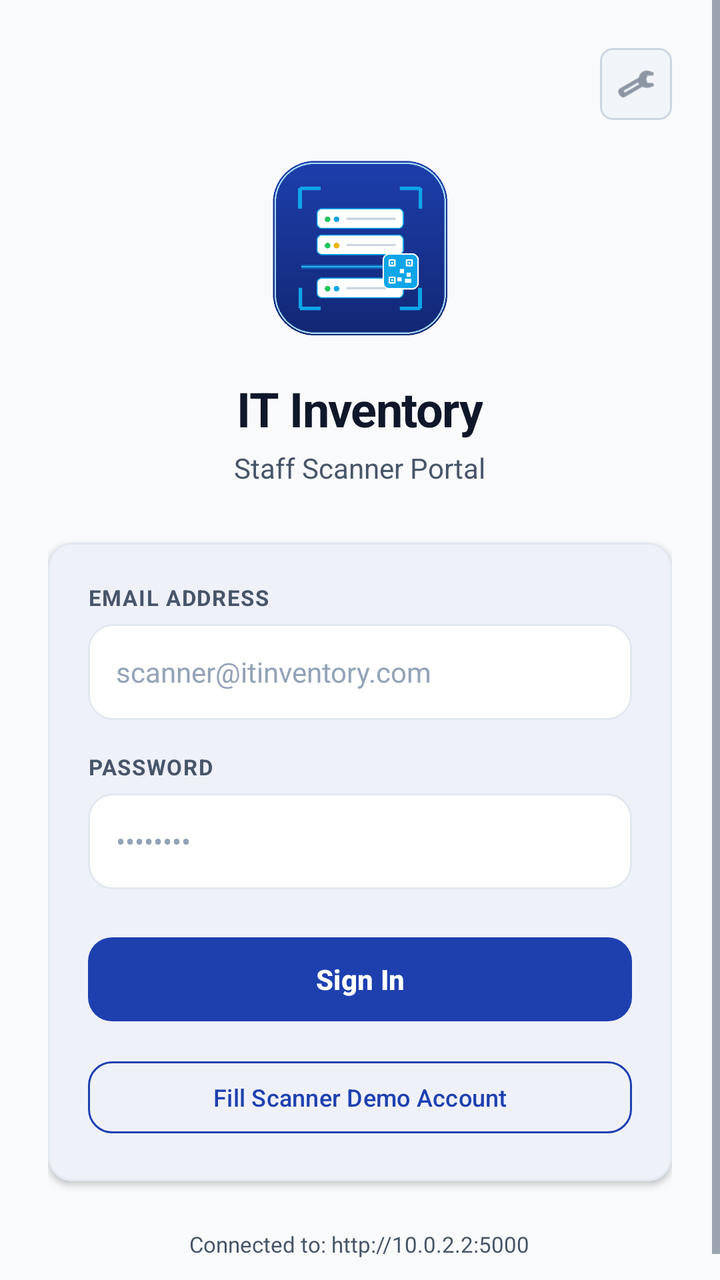
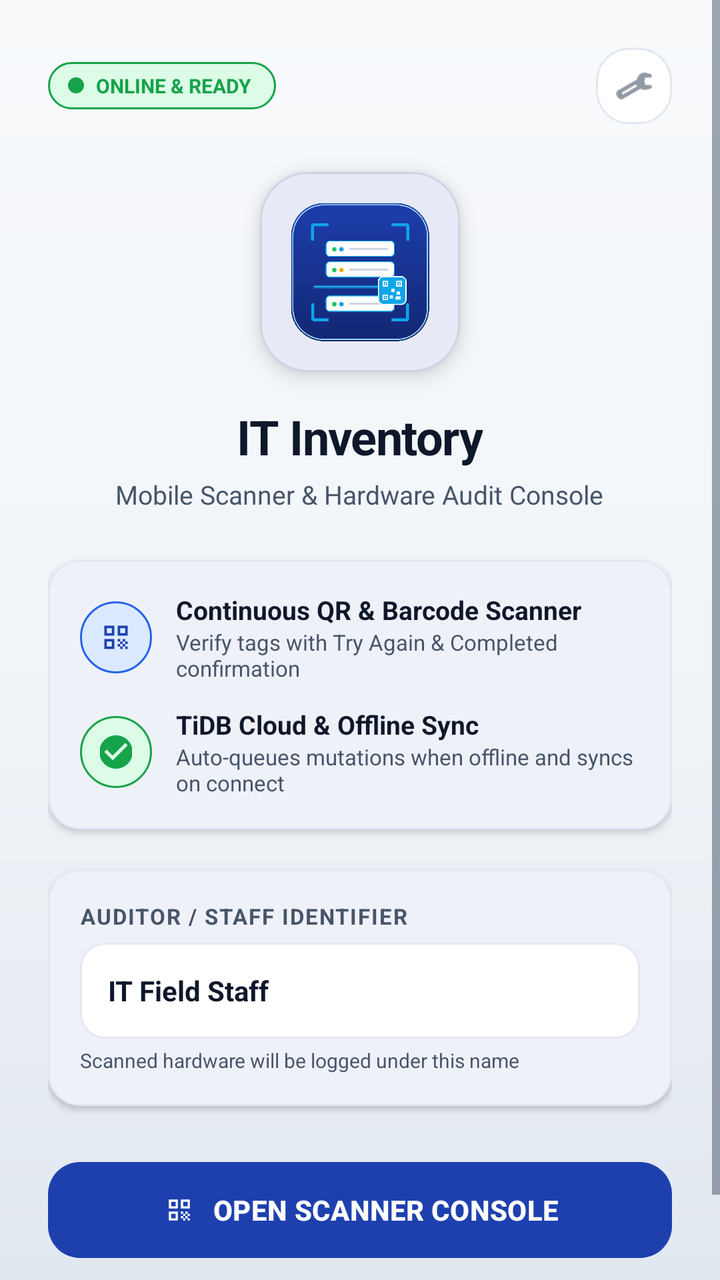

Two renders of the same Android screen: before a commit and after it. Below are the layout's source before the change and the commit's diff.
<!-- AndroidManifest.xml: application theme Theme.ITinventoryEQ -->
<!-- res/layout/activity_login.xml -->
<?xml version="1.0" encoding="utf-8"?>
<ScrollView xmlns:android="http://schemas.android.com/apk/res/android"
    xmlns:app="http://schemas.android.com/apk/res-auto"
    android:layout_width="match_parent"
    android:layout_height="match_parent"
    android:fillViewport="true"
    android:background="@color/background">

    <LinearLayout
        android:layout_width="match_parent"
        android:layout_height="wrap_content"
        android:orientation="vertical"
        android:gravity="center"
        android:padding="24dp">

        
        <LinearLayout
            android:layout_width="match_parent"
            android:layout_height="wrap_content"
            android:gravity="end"
            android:layout_marginBottom="16dp">
            <ImageView
                android:id="@+id/btnServerSettings"
                android:layout_width="36dp"
                android:layout_height="36dp"
                android:padding="8dp"
                android:background="@drawable/bg_asset_tag_pill"
                android:src="@android:drawable/ic_menu_preferences"
                app:tint="@color/text_secondary"
                android:contentDescription="Server Settings" />
        </LinearLayout>

        
        <ImageView
            android:id="@+id/imgLoginLogo"
            android:layout_width="96dp"
            android:layout_height="96dp"
            android:src="@drawable/logo"
            android:contentDescription="IT Inventory Logo"
            android:scaleType="fitCenter"
            android:layout_marginBottom="16dp" />

        <TextView
            android:layout_width="wrap_content"
            android:layout_height="wrap_content"
            android:text="@string/app_name"
            android:textSize="24sp"
            android:textStyle="bold"
            android:textColor="@color/text_primary"
            android:letterSpacing="-0.02" />

        <TextView
            android:layout_width="wrap_content"
            android:layout_height="wrap_content"
            android:text="@string/sign_in_title"
            android:textSize="14sp"
            android:textColor="@color/text_secondary"
            android:layout_marginTop="4dp"
            android:layout_marginBottom="28dp" />

        
        <com.google.android.material.card.MaterialCardView
            android:layout_width="match_parent"
            android:layout_height="wrap_content"
            app:cardCornerRadius="12dp"
            app:cardElevation="2dp"
            app:strokeColor="@color/border_light"
            app:strokeWidth="1dp"
            app:cardBackgroundColor="@color/card_surface">

            <LinearLayout
                android:layout_width="match_parent"
                android:layout_height="wrap_content"
                android:orientation="vertical"
                android:padding="20dp">

                <TextView
                    android:layout_width="wrap_content"
                    android:layout_height="wrap_content"
                    android:text="EMAIL ADDRESS"
                    android:textSize="11sp"
                    android:textStyle="bold"
                    android:textColor="@color/text_secondary"
                    android:letterSpacing="0.05"
                    android:layout_marginBottom="6dp" />

                <EditText
                    android:id="@+id/etEmail"
                    android:layout_width="match_parent"
                    android:layout_height="48dp"
                    android:background="@drawable/bg_edit_text"
                    android:hint="scanner@itinventory.com"
                    android:inputType="textEmailAddress"
                    android:textColor="@color/text_primary"
                    android:textColorHint="#94A3B8"
                    android:textSize="14sp"
                    android:layout_marginBottom="16dp" />

                <TextView
                    android:layout_width="wrap_content"
                    android:layout_height="wrap_content"
                    android:text="PASSWORD"
                    android:textSize="11sp"
                    android:textStyle="bold"
                    android:textColor="@color/text_secondary"
                    android:letterSpacing="0.05"
                    android:layout_marginBottom="6dp" />

                <EditText
                    android:id="@+id/etPassword"
                    android:layout_width="match_parent"
                    android:layout_height="48dp"
                    android:background="@drawable/bg_edit_text"
                    android:hint="••••••••"
                    android:inputType="textPassword"
                    android:textColor="@color/text_primary"
                    android:textColorHint="#94A3B8"
                    android:textSize="14sp"
                    android:layout_marginBottom="20dp" />

                
                <com.google.android.material.button.MaterialButton
                    android:id="@+id/btnLogin"
                    android:layout_width="match_parent"
                    android:layout_height="50dp"
                    android:text="@string/btn_login"
                    android:textSize="14sp"
                    android:textStyle="bold"
                    android:textColor="@color/white"
                    app:backgroundTint="@color/primary"
                    app:cornerRadius="12dp"
                    android:layout_marginBottom="12dp" />

                
                <com.google.android.material.button.MaterialButton
                    android:id="@+id/btnFillDemo"
                    android:layout_width="match_parent"
                    android:layout_height="44dp"
                    android:text="@string/btn_fill_demo"
                    android:textSize="12sp"
                    android:textColor="@color/primary"
                    app:strokeColor="@color/primary"
                    app:strokeWidth="1dp"
                    app:backgroundTint="@color/card_surface"
                    app:cornerRadius="12dp"
                    style="@style/Widget.Material3.Button.OutlinedButton" />

                <ProgressBar
                    android:id="@+id/loginProgressBar"
                    android:layout_width="wrap_content"
                    android:layout_height="wrap_content"
                    android:layout_gravity="center"
                    android:indeterminateTint="@color/primary"
                    android:visibility="gone"
                    android:layout_marginTop="12dp" />

            </LinearLayout>
        </com.google.android.material.card.MaterialCardView>

        <TextView
            android:id="@+id/tvServerDisplay"
            android:layout_width="wrap_content"
            android:layout_height="wrap_content"
            android:text="Connected to: http://10.0.2.2:5000"
            android:textSize="11sp"
            android:textColor="@color/text_secondary"
            android:layout_marginTop="24dp" />

    </LinearLayout>
</ScrollView>
<!-- resources referenced by this layout -->
<resources>
  <color name="background">#F8FAFC</color>
  <color name="border_light">#E2E8F0</color>
  <color name="card_surface">#FFFFFF</color>
  <color name="primary">#1E40AF</color>
  <color name="text_primary">#0F172A</color>
  <color name="text_secondary">#475569</color>
  <color name="white">#FFFFFF</color>
  <!-- drawable bg_asset_tag_pill (drawable) -->
  <?xml version="1.0" encoding="utf-8"?>
  <shape xmlns:android="http://schemas.android.com/apk/res/android"
      android:shape="rectangle">
      <corners android:radius="6dp" />
      <solid android:color="#F1F5F9" />
      <stroke android:width="1dp" android:color="#CBD5E1" />
      <padding
          android:left="8dp"
          android:top="3dp"
          android:right="8dp"
          android:bottom="3dp" />
  </shape>
  <string name="app_name">IT Inventory</string>
  <string name="btn_fill_demo">Fill Scanner Demo Account</string>
  <string name="btn_login">Sign In</string>
  <string name="sign_in_title">Staff Scanner Portal</string>
  <style name="Theme.ITinventoryEQ" parent="Base.Theme.ITinventoryEQ" />
  <color name="primary_dark">#1E3A8A</color>
  <color name="accent">#0EA5E9</color>
  <style name="ShapeAppearance.IT.Corner12dp" parent="ShapeAppearance.Material3.Corner.Medium">
          <item name="cornerSize">12dp</item>
      </style>
  <!-- unchanged entries left out for length: 3 -->
</resources>

<!-- the commit's change to res/layout/activity_login.xml (unified diff, before → after) -->
@@ -4,7 +4,7 @@
     android:layout_width="match_parent"
     android:layout_height="match_parent"
     android:fillViewport="true"
-    android:background="@color/background">
+    android:background="@drawable/bg_splash_gradient">
 
     <LinearLayout
         android:layout_width="match_parent"
@@ -17,29 +17,75 @@
         <LinearLayout
             android:layout_width="match_parent"
             android:layout_height="wrap_content"
-            android:gravity="end"
-            android:layout_marginBottom="16dp">
+            android:orientation="horizontal"
+            android:gravity="center_vertical"
+            android:layout_marginBottom="24dp">
+
+            <LinearLayout
+                android:layout_width="wrap_content"
+                android:layout_height="wrap_content"
+                android:orientation="horizontal"
+                android:gravity="center_vertical"
+                android:background="@drawable/bg_badge_available"
+                android:paddingStart="10dp"
+                android:paddingEnd="12dp"
+                android:paddingTop="5dp"
+                android:paddingBottom="5dp">
+
+                <View
+                    android:layout_width="8dp"
+                    android:layout_height="8dp"
+                    android:background="@drawable/bg_badge_available"
+                    android:backgroundTint="@color/status_available"
+                    android:layout_marginEnd="6dp" />
+
+                <TextView
+                    android:layout_width="wrap_content"
+                    android:layout_height="wrap_content"
+                    android:text="ONLINE &amp; READY"
+                    android:textSize="10sp"
+                    android:textStyle="bold"
+                    android:textColor="@color/status_available" />
+            </LinearLayout>
+
+            <View
+                android:layout_width="0dp"
+                android:layout_height="0dp"
+                android:layout_weight="1" />
+
             <ImageView
                 android:id="@+id/btnServerSettings"
-                android:layout_width="36dp"
-                android:layout_height="36dp"
-                android:padding="8dp"
-                android:background="@drawable/bg_asset_tag_pill"
+                android:layout_width="38dp"
+                android:layout_height="38dp"
+                android:padding="9dp"
+                android:background="@drawable/bg_dialog"
                 android:src="@android:drawable/ic_menu_preferences"
                 app:tint="@color/text_secondary"
                 android:contentDescription="Server Settings" />
         </LinearLayout>
 
         
-        <ImageView
-            android:id="@+id/imgLoginLogo"
-            android:layout_width="96dp"
-            android:layout_height="96dp"
-            android:src="@drawable/logo"
-            android:contentDescription="IT Inventory Logo"
-            android:scaleType="fitCenter"
-            android:layout_marginBottom="16dp" />
-
+        <com.google.android.material.card.MaterialCardView
+            android:layout_width="100dp"
+            android:layout_height="100dp"
+            app:cardCornerRadius="24dp"
+            app:cardElevation="6dp"
+            app:strokeColor="#CBD5E1"
+            app:strokeWidth="1dp"
+            app:cardBackgroundColor="@color/card_surface"
+            android:layout_marginBottom="16dp">
+
+            <ImageView
+                android:id="@+id/imgLoginLogo"
+                android:layout_width="match_parent"
+                android:layout_height="match_parent"
+                android:src="@drawable/logo"
+                android:padding="12dp"
+                android:contentDescription="IT Inventory Logo"
+                android:scaleType="fitCenter" />
+        </com.google.android.material.card.MaterialCardView>
+
+        
         <TextView
             android:layout_width="wrap_content"
             android:layout_height="wrap_content"
@@ -52,111 +98,182 @@
         <TextView
             android:layout_width="wrap_content"
             android:layout_height="wrap_content"
-            android:text="@string/sign_in_title"
-            android:textSize="14sp"
+            android:text="Mobile Scanner &amp; Hardware Audit Console"
+            android:textSize="13sp"
             android:textColor="@color/text_secondary"
             android:layout_marginTop="4dp"
-            android:layout_marginBottom="28dp" />
+            android:layout_marginBottom="24dp" />
 
         
         <com.google.android.material.card.MaterialCardView
             android:layout_width="match_parent"
             android:layout_height="wrap_content"
-            app:cardCornerRadius="12dp"
+            app:cardCornerRadius="16dp"
             app:cardElevation="2dp"
             app:strokeColor="@color/border_light"
             app:strokeWidth="1dp"
-            app:cardBackgroundColor="@color/card_surface">
+            app:cardBackgroundColor="@color/card_surface"
+            android:layout_marginBottom="20dp">
 
             <LinearLayout
                 android:layout_width="match_parent"
                 android:layout_height="wrap_content"
                 android:orientation="vertical"
-                android:padding="20dp">
+                android:padding="16dp">
+
+                
+                <LinearLayout
+                    android:layout_width="match_parent"
+                    android:layout_height="wrap_content"
+                    android:orientation="horizontal"
+                    android:gravity="center_vertical"
+                    android:layout_marginBottom="12dp">
+
+                    <FrameLayout
+                        android:layout_width="36dp"
+                        android:layout_height="36dp"
+                        android:background="@drawable/bg_badge_assigned"
+                        android:layout_marginEnd="12dp">
+                        <ImageView
+                            android:layout_width="20dp"
+                            android:layout_height="20dp"
+                            android:layout_gravity="center"
+                            android:src="@drawable/ic_nav_scan"
+                            app:tint="@color/brand_primary" />
+                    </FrameLayout>
+
+                    <LinearLayout
+                        android:layout_width="0dp"
+                        android:layout_height="wrap_content"
+                        android:layout_weight="1"
+                        android:orientation="vertical">
+                        <TextView
+                            android:layout_width="wrap_content"
+                            android:layout_height="wrap_content"
+                            android:text="Continuous QR &amp; Barcode Scanner"
+                            android:textSize="13sp"
+                            android:textStyle="bold"
+                            android:textColor="@color/text_primary" />
+                        <TextView
+                            android:layout_width="wrap_content"
+                            android:layout_height="wrap_content"
+                            android:text="Verify tags with Try Again &amp; Completed confirmation"
+                            android:textSize="11sp"
+                            android:textColor="@color/text_secondary" />
+                    </LinearLayout>
+                </LinearLayout>
+
+                
+                <LinearLayout
+                    android:layout_width="match_parent"
+                    android:layout_height="wrap_content"
+                    android:orientation="horizontal"
+                    android:gravity="center_vertical">
+
+                    <FrameLayout
+                        android:layout_width="36dp"
+                        android:layout_height="36dp"
+                        android:background="@drawable/bg_badge_available"
+                        android:layout_marginEnd="12dp">
+                        <ImageView
+                            android:layout_width="20dp"
+                            android:layout_height="20dp"
+                            android:layout_gravity="center"
+                            android:src="@drawable/ic_check_circle"
+                            app:tint="@color/status_available" />
+                    </FrameLayout>
+
+                    <LinearLayout
+                        android:layout_width="0dp"
+                        android:layout_height="wrap_content"
+                        android:layout_weight="1"
+                        android:orientation="vertical">
+                        <TextView
+                            android:layout_width="wrap_content"
+                            android:layout_height="wrap_content"
+                            android:text="TiDB Cloud &amp; Offline Sync"
+                            android:textSize="13sp"
+                            android:textStyle="bold"
+                            android:textColor="@color/text_primary" />
+                        <TextView
+                            android:layout_width="wrap_content"
+                            android:layout_height="wrap_content"
+                            android:text="Auto-queues mutations when offline and syncs on connect"
+                            android:textSize="11sp"
+                            android:textColor="@color/text_secondary" />
+                    </LinearLayout>
+                </LinearLayout>
+
+            </LinearLayout>
+        </com.google.android.material.card.MaterialCardView>
+
+        
+        <com.google.android.material.card.MaterialCardView
+            android:layout_width="match_parent"
+            android:layout_height="wrap_content"
+            app:cardCornerRadius="16dp"
+            app:cardElevation="2dp"
+            app:strokeColor="@color/border_light"
+            app:strokeWidth="1dp"
+            app:cardBackgroundColor="@color/card_surface"
+            android:layout_marginBottom="24dp">
+
+            <LinearLayout
+                android:layout_width="match_parent"
+                android:layout_height="wrap_content"
+                android:orientation="vertical"
+                android:padding="16dp">
 
                 <TextView
                     android:layout_width="wrap_content"
                     android:layout_height="wrap_content"
-                    android:text="EMAIL ADDRESS"
+                    android:text="AUDITOR / STAFF IDENTIFIER"
                     android:textSize="11sp"
                     android:textStyle="bold"
                     android:textColor="@color/text_secondary"
-                    android:letterSpacing="0.05"
+                    android:letterSpacing="0.06"
                     android:layout_marginBottom="6dp" />
 
                 <EditText
-                    android:id="@+id/etEmail"
+                    android:id="@+id/etStaffName"
                     android:layout_width="match_parent"
                     android:layout_height="48dp"
                     android:background="@drawable/bg_edit_text"
-                    android:hint="scanner@itinventory.com"
-                    android:inputType="textEmailAddress"
+                    android:text="IT Field Staff"
+                    android:hint="e.g. Alex Mercer / IT Field Staff"
+                    android:inputType="textPersonName"
                     android:textColor="@color/text_primary"
-                    android:textColorHint="#94A3B8"
-                    android:textSize="14sp"
-                    android:layout_marginBottom="16dp" />
+                    android:textStyle="bold"
+                    android:textSize="14sp" />
 
                 <TextView
                     android:layout_width="wrap_content"
                     android:layout_height="wrap_content"
-                    android:text="PASSWORD"
-                    android:textSize="11sp"
-                    android:textStyle="bold"
+                    android:text="Scanned hardware will be logged under this name"
+                    android:textSize="10sp"
                     android:textColor="@color/text_secondary"
-                    android:letterSpacing="0.05"
-                    android:layout_marginBottom="6dp" />
-
-                <EditText
-                    android:id="@+id/etPassword"
-                    android:layout_width="match_parent"
-                    android:layout_height="48dp"
-                    android:background="@drawable/bg_edit_text"
-                    android:hint="••••••••"
-                    android:inputType="textPassword"
-                    android:textColor="@color/text_primary"
-                    android:textColorHint="#94A3B8"
-                    android:textSize="14sp"
-                    android:layout_marginBottom="20dp" />
-
-                
-                <com.google.android.material.button.MaterialButton
-                    android:id="@+id/btnLogin"
-                    android:layout_width="match_parent"
-                    android:layout_height="50dp"
-                    android:text="@string/btn_login"
-                    android:textSize="14sp"
-                    android:textStyle="bold"
-                    android:textColor="@color/white"
-                    app:backgroundTint="@color/primary"
-                    app:cornerRadius="12dp"
-                    android:layout_marginBottom="12dp" />
-
-                
-                <com.google.android.material.button.MaterialButton
-                    android:id="@+id/btnFillDemo"
-                    android:layout_width="match_parent"
-                    android:layout_height="44dp"
-                    android:text="@string/btn_fill_demo"
-                    android:textSize="12sp"
-                    android:textColor="@color/primary"
-                    app:strokeColor="@color/primary"
-                    app:strokeWidth="1dp"
-                    app:backgroundTint="@color/card_surface"
-                    app:cornerRadius="12dp"
-                    style="@style/Widget.Material3.Button.OutlinedButton" />
-
-                <ProgressBar
-                    android:id="@+id/loginProgressBar"
-                    android:layout_width="wrap_content"
-                    android:layout_height="wrap_content"
-                    android:layout_gravity="center"
-                    android:indeterminateTint="@color/primary"
-                    android:visibility="gone"
-                    android:layout_marginTop="12dp" />
-
+                    android:layout_marginTop="4dp" />
             </LinearLayout>
         </com.google.android.material.card.MaterialCardView>
 
+        
+        <com.google.android.material.button.MaterialButton
+            android:id="@+id/btnOpenScanner"
+            android:layout_width="match_parent"
+            android:layout_height="56dp"
+            android:text="OPEN SCANNER CONSOLE"
+            android:textSize="14sp"
+            android:textStyle="bold"
+            android:textColor="@color/white"
+            app:backgroundTint="@color/brand_primary"
+            app:cornerRadius="16dp"
+            app:elevation="4dp"
+            app:icon="@drawable/ic_nav_scan"
+            app:iconGravity="textStart"
+            app:iconTint="@color/white"
+            android:layout_marginBottom="14dp" />
+
+        
         <TextView
             android:id="@+id/tvServerDisplay"
             android:layout_width="wrap_content"
@@ -164,7 +281,7 @@
             android:text="Connected to: http://10.0.2.2:5000"
             android:textSize="11sp"
             android:textColor="@color/text_secondary"
-            android:layout_marginTop="24dp" />
+            android:gravity="center" />
 
     </LinearLayout>
 </ScrollView>
<!-- resource entries referenced after the edit -->
@@ -2,29 +2,85 @@
 <resources>
   <color name="background">#F8FAFC</color>
   <color name="border_light">#E2E8F0</color>
+  <color name="brand_primary">#1E40AF</color>
   <color name="card_surface">#FFFFFF</color>
+  <color name="status_available">#16A34A</color>
   <color name="primary">#1E40AF</color>
   <color name="text_primary">#0F172A</color>
   <color name="text_secondary">#475569</color>
   <color name="white">#FFFFFF</color>
-  <!-- drawable bg_asset_tag_pill (drawable) -->
+  <!-- drawable bg_badge_assigned (drawable) -->
   <?xml version="1.0" encoding="utf-8"?>
   <shape xmlns:android="http://schemas.android.com/apk/res/android"
       android:shape="rectangle">
-      <corners android:radius="6dp" />
-      <solid android:color="#F1F5F9" />
-      <stroke android:width="1dp" android:color="#CBD5E1" />
+      <corners android:radius="999dp" />
+      <solid android:color="@color/status_assigned_bg" />
+      <stroke android:width="1dp" android:color="@color/status_assigned" />
       <padding
-          android:left="8dp"
-          android:top="3dp"
-          android:right="8dp"
-          android:bottom="3dp" />
+          android:left="10dp"
+          android:top="4dp"
+          android:right="10dp"
+          android:bottom="4dp" />
   </shape>
+  <!-- drawable bg_badge_available (drawable) -->
+  <?xml version="1.0" encoding="utf-8"?>
+  <shape xmlns:android="http://schemas.android.com/apk/res/android"
+      android:shape="rectangle">
+      <corners android:radius="999dp" />
+      <solid android:color="@color/status_available_bg" />
+      <stroke android:width="1dp" android:color="@color/status_available" />
+      <padding
+          android:left="10dp"
+          android:top="4dp"
+          android:right="10dp"
+          android:bottom="4dp" />
+  </shape>
+  <!-- drawable bg_dialog (drawable) -->
+  <?xml version="1.0" encoding="utf-8"?>
+  <shape xmlns:android="http://schemas.android.com/apk/res/android"
+      android:shape="rectangle">
+      <solid android:color="@color/surface_card" />
+      <corners android:radius="16dp" />
+      <stroke android:width="1dp" android:color="#E2E8F0" />
+  </shape>
+  <!-- drawable bg_splash_gradient (drawable) -->
+  <?xml version="1.0" encoding="utf-8"?>
+  <shape xmlns:android="http://schemas.android.com/apk/res/android"
+      android:shape="rectangle">
+      <gradient
+          android:angle="270"
+          android:startColor="#F8FAFC"
+          android:centerColor="#F1F5F9"
+          android:endColor="#E2E8F0"
+          android:type="linear" />
+  </shape>
+  <!-- drawable ic_check_circle (drawable) -->
+  <vector xmlns:android="http://schemas.android.com/apk/res/android"
+      android:width="24dp"
+      android:height="24dp"
+      android:viewportWidth="24"
+      android:viewportHeight="24">
+      <path
+          android:fillColor="@color/brand_primary"
+          android:pathData="M12,2C6.48,2 2,6.48 2,12s4.48,10 10,10 10,-4.48 10,-10S17.52,2 12,2zM10,17l-5,-5 1.41,-1.41L10,14.17l7.59,-7.59L19,8l-9,9z"/>
+  </vector>
+  <!-- drawable ic_nav_scan (drawable) -->
+  <?xml version="1.0" encoding="utf-8"?>
+  <vector xmlns:android="http://schemas.android.com/apk/res/android"
+      android:width="24dp"
+      android:height="24dp"
+      android:viewportWidth="24"
+      android:viewportHeight="24">
+      <path
+          android:fillColor="#FF000000"
+          android:pathData="M9.5,6.5v3h-3v-3h3M11,5H5v6h6V5z M9.5,14.5v3h-3v-3h3M11,13H5v6h6V13z M17.5,6.5v3h-3v-3h3M19,5h-6v6h6V5z M13,13h1.5v1.5H13V13z M14.5,14.5H16V16h-1.5V14.5z M16,13h1.5v1.5H16V13z M13,16h1.5v1.5H13V16z M14.5,17.5H16V19h-1.5V17.5z M16,16h1.5v1.5H16V16z M17.5,14.5H19V16h-1.5V14.5z M17.5,17.5H19V19h-1.5V17.5z"/>
+  </vector>
   <string name="app_name">IT Inventory</string>
-  <string name="btn_fill_demo">Fill Scanner Demo Account</string>
-  <string name="btn_login">Sign In</string>
-  <string name="sign_in_title">Staff Scanner Portal</string>
   <style name="Theme.ITinventoryEQ" parent="Base.Theme.ITinventoryEQ" />
+  <color name="status_assigned_bg">#DBEAFE</color>
+  <color name="status_assigned">#2563EB</color>
+  <color name="status_available_bg">#DCFCE7</color>
+  <color name="surface_card">#FFFFFF</color>
   <color name="primary_dark">#1E3A8A</color>
   <color name="accent">#0EA5E9</color>
   <style name="ShapeAppearance.IT.Corner12dp" parent="ShapeAppearance.Material3.Corner.Medium">
